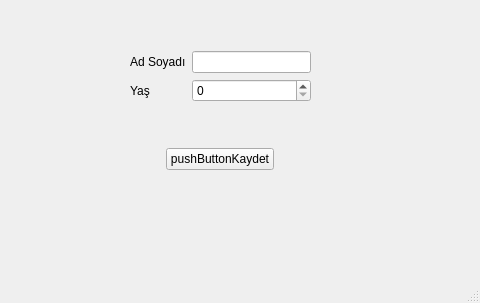
First picture: the form in mainwindow.ui, repository ahmetarifozden/TFF, before the edit.
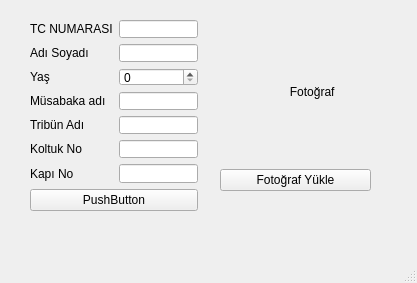
Second picture: the form after the edit.

Commit message: foto kaydetme

Diff of the .ui file:
```diff
--- a/mainwindow.ui
+++ b/mainwindow.ui
@@ -6,8 +6,8 @@
    <rect>
     <x>0</x>
     <y>0</y>
-    <width>480</width>
-    <height>303</height>
+    <width>417</width>
+    <height>283</height>
    </rect>
   </property>
   <property name="windowTitle">
@@ -17,32 +17,19 @@
    <widget class="QWidget" name="layoutWidget">
     <property name="geometry">
      <rect>
-      <x>130</x>
-      <y>10</y>
-      <width>181</width>
-      <height>218</height>
+      <x>30</x>
+      <y>20</y>
+      <width>168</width>
+      <height>191</height>
      </rect>
     </property>
     <layout class="QVBoxLayout" name="verticalLayout">
-     <item>
-      <spacer name="verticalSpacer_3">
-       <property name="orientation">
-        <enum>Qt::Orientation::Vertical</enum>
-       </property>
-       <property name="sizeHint" stdset="0">
-        <size>
-         <width>20</width>
-         <height>38</height>
-        </size>
-       </property>
-      </spacer>
-     </item>
      <item>
       <layout class="QFormLayout" name="formLayout">
        <item row="0" column="0">
         <widget class="QLabel" name="label">
          <property name="text">
-          <string>Ad Soyadı</string>
+          <string>TC NUMARASI</string>
          </property>
         </widget>
        </item>
@@ -52,84 +39,97 @@
        <item row="1" column="0">
         <widget class="QLabel" name="label_2">
          <property name="text">
-          <string>Yaş</string>
+          <string>Adı Soyadı</string>
          </property>
         </widget>
        </item>
        <item row="1" column="1">
-        <widget class="QSpinBox" name="spinBox"/>
+        <widget class="QLineEdit" name="AdSoyad"/>
+       </item>
+       <item row="2" column="0">
+        <widget class="QLabel" name="label_3">
+         <property name="text">
+          <string>Yaş</string>
+         </property>
+        </widget>
+       </item>
+       <item row="2" column="1">
+        <widget class="QSpinBox" name="Yas"/>
+       </item>
+       <item row="3" column="0">
+        <widget class="QLabel" name="label_4">
+         <property name="text">
+          <string>Müsabaka adı</string>
+         </property>
+        </widget>
+       </item>
+       <item row="3" column="1">
+        <widget class="QLineEdit" name="MusabakaAd"/>
+       </item>
+       <item row="4" column="0">
+        <widget class="QLabel" name="label_5">
+         <property name="text">
+          <string>Tribün Adı</string>
+         </property>
+        </widget>
+       </item>
+       <item row="4" column="1">
+        <widget class="QLineEdit" name="TribunAd"/>
+       </item>
+       <item row="5" column="0">
+        <widget class="QLabel" name="label_6">
+         <property name="text">
+          <string>Koltuk No</string>
+         </property>
+        </widget>
+       </item>
+       <item row="5" column="1">
+        <widget class="QLineEdit" name="KoltukNo"/>
+       </item>
+       <item row="6" column="0">
+        <widget class="QLabel" name="label_7">
+         <property name="text">
+          <string>Kapı No</string>
+         </property>
+        </widget>
+       </item>
+       <item row="6" column="1">
+        <widget class="QLineEdit" name="KapiNo"/>
        </item>
       </layout>
      </item>
      <item>
-      <spacer name="verticalSpacer_2">
-       <property name="orientation">
-        <enum>Qt::Orientation::Vertical</enum>
+      <widget class="QPushButton" name="TxtKaydet">
+       <property name="text">
+        <string>PushButton</string>
        </property>
-       <property name="sizeHint" stdset="0">
-        <size>
-         <width>20</width>
-         <height>38</height>
-        </size>
-       </property>
-      </spacer>
+      </widget>
      </item>
+    </layout>
+   </widget>
+   <widget class="QWidget" name="layoutWidget">
+    <property name="geometry">
+     <rect>
+      <x>220</x>
+      <y>20</y>
+      <width>151</width>
+      <height>171</height>
+     </rect>
+    </property>
+    <layout class="QVBoxLayout" name="verticalLayout_2">
      <item>
-      <widget class="QSplitter" name="splitter">
-       <property name="orientation">
-        <enum>Qt::Orientation::Horizontal</enum>
+      <widget class="QLabel" name="labelImage">
+       <property name="text">
+        <string>                     Fotoğraf</string>
        </property>
-       <widget class="QWidget" name="layoutWidget_2">
-        <layout class="QHBoxLayout" name="horizontalLayout">
-         <item>
-          <spacer name="horizontalSpacer">
-           <property name="orientation">
-            <enum>Qt::Orientation::Horizontal</enum>
-           </property>
-           <property name="sizeHint" stdset="0">
-            <size>
-             <width>40</width>
-             <height>20</height>
-            </size>
-           </property>
-          </spacer>
-         </item>
-         <item>
-          <widget class="QPushButton" name="pushButtonKaydet">
-           <property name="text">
-            <string>pushButtonKaydet</string>
-           </property>
-          </widget>
-         </item>
-         <item>
-          <spacer name="horizontalSpacer_2">
-           <property name="orientation">
-            <enum>Qt::Orientation::Horizontal</enum>
-           </property>
-           <property name="sizeHint" stdset="0">
-            <size>
-             <width>40</width>
-             <height>20</height>
-            </size>
-           </property>
-          </spacer>
-         </item>
-        </layout>
-       </widget>
       </widget>
      </item>
      <item>
-      <spacer name="verticalSpacer">
-       <property name="orientation">
-        <enum>Qt::Orientation::Vertical</enum>
+      <widget class="QPushButton" name="pushButtonSelectImage">
+       <property name="text">
+        <string>Fotoğraf Yükle</string>
        </property>
-       <property name="sizeHint" stdset="0">
-        <size>
-         <width>20</width>
-         <height>58</height>
-        </size>
-       </property>
-      </spacer>
+      </widget>
      </item>
     </layout>
    </widget>
```
Left out of the diff: 4 changed lines with no effect on the pictures. The commit also changes 1036 other files.
